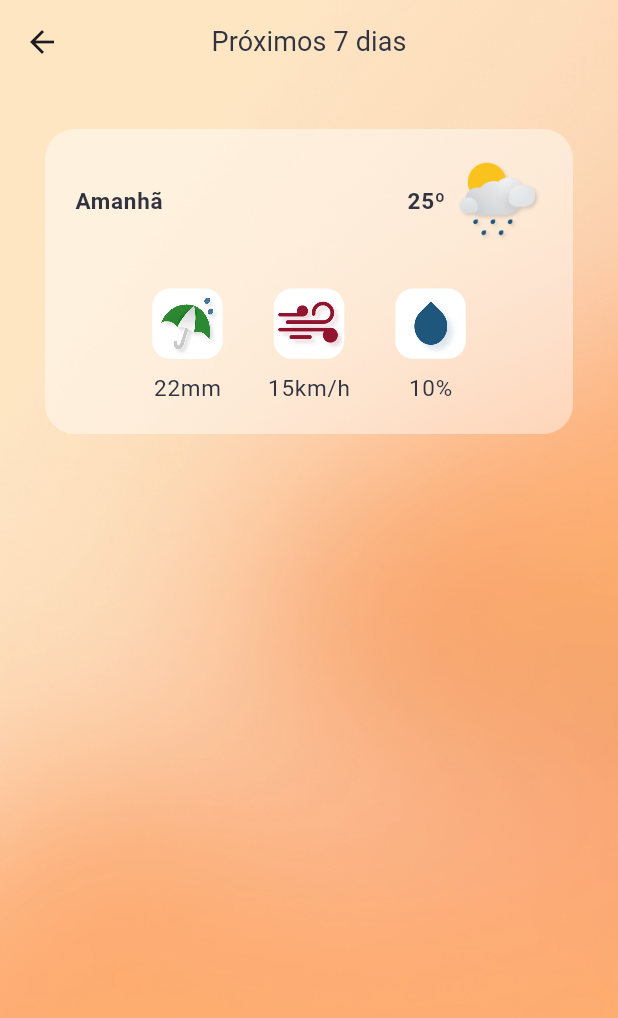
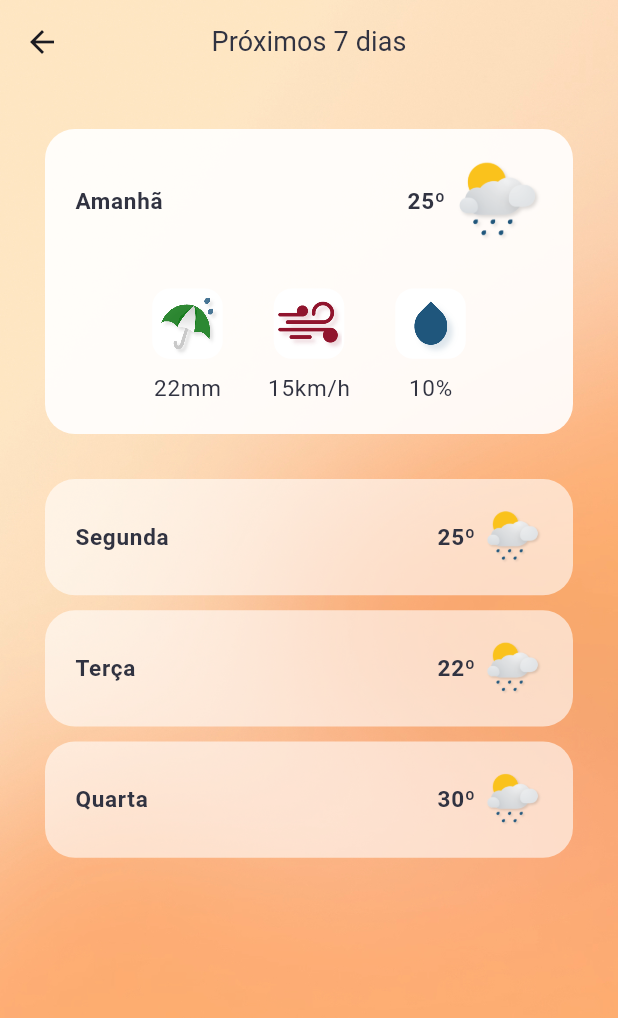
Before and after one commit to JoseVinicius-P/Clima-Flutter, a Flutter app: the NextSevenDays screen opened directly, on a phone screen of 412 x 824 dp. Shown: the top 1018 px of the screen. Run offline on Flutter 3.47's test engine with Material 2 defaults, Android fonts, the phone set to English and light mode, and no system bars.

Commit message:
style: added elements

```diff
--- a/lib/pages/NextSevenDays.dart
+++ b/lib/pages/NextSevenDays.dart
@@ -15,8 +15,6 @@ class _NextSevenDays extends State<NextSevenDays>{
   Widget build(BuildContext context) {
 
     var theme = Theme.of(context);
-    final String img_name = 'umbrella.png';
-    final String dado = '22mm';
 
     return Scaffold(
       extendBodyBehindAppBar: true,
@@ -45,10 +43,11 @@ class _NextSevenDays extends State<NextSevenDays>{
               SafeArea(
                 child: Container(
                   decoration: BoxDecoration(
-                      color: MyColors.whiteTranparent70,
-                      borderRadius: BorderRadius.all(
-                          Radius.circular(20.0)
-                      )
+                    color: Colors.white.withOpacity(0.9),
+                    borderRadius: BorderRadius.all(
+                        Radius.circular(20.0)
+                    ),
+
                   ),
                   child: Padding(
                     padding: EdgeInsets.all(20.0),
@@ -89,13 +88,63 @@ class _NextSevenDays extends State<NextSevenDays>{
                   ),
                 ),
               ),
-              Row(
-                children: [
-
-                ],
-              )
+              SizedBox(height:30),
+              DayOfWeekWidget(dayWeek: 'Segunda', theme: theme, temperature: '25º', img_name: 'cludy.png'),
+              SizedBox(height:10),
+              DayOfWeekWidget(dayWeek: 'Terça', theme: theme, temperature: '22º', img_name: 'cludy.png'),
+              SizedBox(height:10),
+              DayOfWeekWidget(dayWeek: 'Quarta', theme: theme, temperature: '30º', img_name: 'cludy.png'),
             ],
           ),
+        ),
+      ),
+    );
+  }
+}
+
+class DayOfWeekWidget extends StatelessWidget {
+  const DayOfWeekWidget({
+    super.key,
+    required this.dayWeek,
+    required this.theme,
+    required this.temperature,
+    required this.img_name,
+  });
+
+  final String dayWeek;
+  final ThemeData theme;
+  final String temperature;
+  final String img_name;
+
+  @override
+  Widget build(BuildContext context) {
+    return Container(
+      decoration: BoxDecoration(
+          color: Colors.white.withOpacity(0.6),
+          borderRadius: BorderRadius.all(
+              Radius.circular(20.0)
+          )
+      ),
+      child: Padding(
+        padding: const EdgeInsets.all(20.0),
+        child: Row(
+          children: [
+            Text(
+              dayWeek,
+              style: theme.textTheme.labelMedium?.copyWith(fontSize: 15.0, fontWeight: FontWeight.bold),
+            ),
+            Spacer(),
+            Text(
+              temperature,
+              style: theme.textTheme.labelMedium?.copyWith(fontSize: 15.0, fontWeight: FontWeight.bold),
+            ),
+            SizedBox(width: 5),
+            Image(
+              image: AssetImage('assets/images/$img_name'),
+              width: 40,
+              fit: BoxFit.cover,
+            ),
+          ],
         ),
       ),
     );
```
